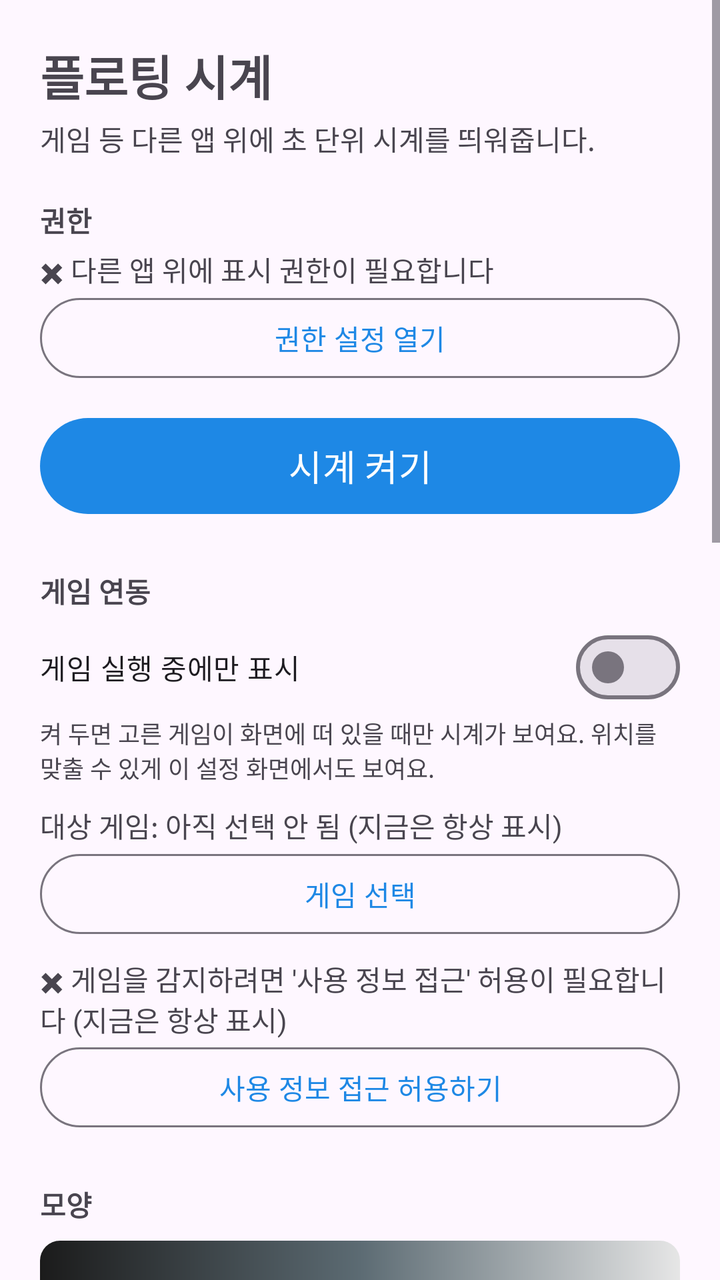
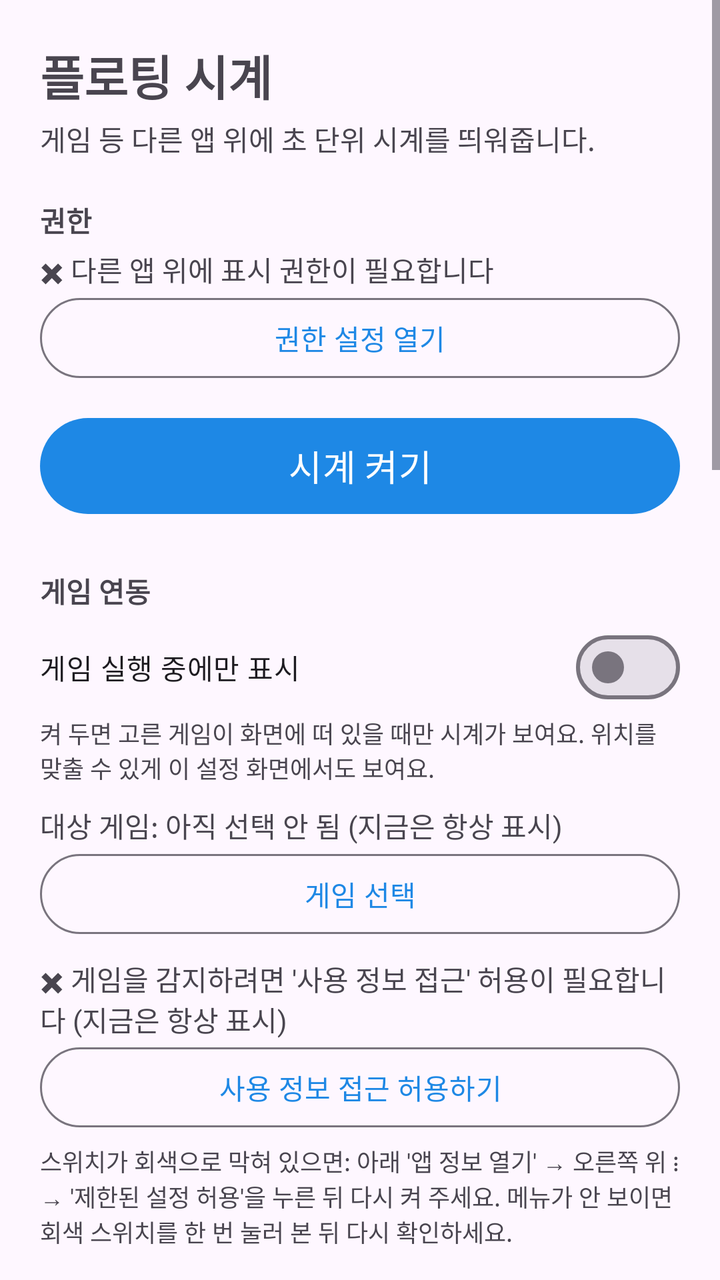

Screens rendered from an Android XML layout before and after an edit, with the pre-edit source and the edit as a unified diff.
<!-- AndroidManifest.xml: application theme Theme.FloatingClock -->
<!-- res/layout/activity_main.xml -->
<?xml version="1.0" encoding="utf-8"?>
<ScrollView xmlns:android="http://schemas.android.com/apk/res/android"
    android:layout_width="match_parent"
    android:layout_height="match_parent"
    android:fillViewport="true">

    <LinearLayout
        android:layout_width="match_parent"
        android:layout_height="wrap_content"
        android:orientation="vertical"
        android:padding="20dp">

        <TextView
            android:layout_width="match_parent"
            android:layout_height="wrap_content"
            android:text="@string/app_name"
            android:textSize="24sp"
            android:textStyle="bold" />

        <TextView
            android:layout_width="match_parent"
            android:layout_height="wrap_content"
            android:layout_marginTop="4dp"
            android:text="@string/app_desc"
            android:textSize="14sp" />

        
        <TextView
            android:layout_width="match_parent"
            android:layout_height="wrap_content"
            android:layout_marginTop="20dp"
            android:text="@string/section_perm"
            android:textStyle="bold" />

        <TextView
            android:id="@+id/perm_state"
            android:layout_width="match_parent"
            android:layout_height="wrap_content"
            android:layout_marginTop="4dp"
            android:text="@string/perm_missing" />

        <Button
            android:id="@+id/btn_perm"
            style="@style/Widget.Material3.Button.OutlinedButton"
            android:layout_width="match_parent"
            android:layout_height="wrap_content"
            android:text="@string/grant_perm" />

        
        <Button
            android:id="@+id/btn_toggle"
            android:layout_width="match_parent"
            android:layout_height="56dp"
            android:layout_marginTop="12dp"
            android:text="@string/start_clock"
            android:textSize="18sp" />

        
        <TextView
            android:layout_width="match_parent"
            android:layout_height="wrap_content"
            android:layout_marginTop="24dp"
            android:text="@string/section_game"
            android:textStyle="bold" />

        <com.google.android.material.materialswitch.MaterialSwitch
            android:id="@+id/sw_game_only"
            android:layout_width="match_parent"
            android:layout_height="wrap_content"
            android:layout_marginTop="4dp"
            android:text="@string/game_only" />

        <TextView
            android:layout_width="match_parent"
            android:layout_height="wrap_content"
            android:text="@string/game_only_hint"
            android:textSize="12sp" />

        <LinearLayout
            android:id="@+id/game_group"
            android:layout_width="match_parent"
            android:layout_height="wrap_content"
            android:orientation="vertical">

            <TextView
                android:id="@+id/game_target"
                android:layout_width="match_parent"
                android:layout_height="wrap_content"
                android:layout_marginTop="10dp"
                android:text="@string/game_target_none" />

            <Button
                android:id="@+id/btn_pick_game"
                style="@style/Widget.Material3.Button.OutlinedButton"
                android:layout_width="match_parent"
                android:layout_height="wrap_content"
                android:text="@string/pick_game" />

            <TextView
                android:id="@+id/usage_state"
                android:layout_width="match_parent"
                android:layout_height="wrap_content"
                android:layout_marginTop="8dp"
                android:text="@string/usage_missing" />

            <Button
                android:id="@+id/btn_usage_perm"
                style="@style/Widget.Material3.Button.OutlinedButton"
                android:layout_width="match_parent"
                android:layout_height="wrap_content"
                android:text="@string/grant_usage" />
        </LinearLayout>

        
        <TextView
            android:layout_width="match_parent"
            android:layout_height="wrap_content"
            android:layout_marginTop="24dp"
            android:text="@string/section_style"
            android:textStyle="bold" />

        <FrameLayout
            android:layout_width="match_parent"
            android:layout_height="80dp"
            android:layout_marginTop="8dp"
            android:background="@drawable/preview_bg"
            android:contentDescription="@string/preview">

            <TextView
                android:id="@+id/clock_preview"
                android:layout_width="wrap_content"
                android:layout_height="wrap_content"
                android:layout_gravity="center" />
        </FrameLayout>

        <TextView
            android:id="@+id/size_label"
            android:layout_width="match_parent"
            android:layout_height="wrap_content"
            android:layout_marginTop="12dp"
            android:text="@string/size_fmt" />

        <LinearLayout
            android:layout_width="match_parent"
            android:layout_height="wrap_content"
            android:gravity="center_vertical"
            android:orientation="horizontal">

            <Button
                android:id="@+id/btn_size_minus"
                style="@style/Widget.Material3.Button.TextButton"
                android:layout_width="48dp"
                android:layout_height="48dp"
                android:minWidth="0dp"
                android:padding="0dp"
                android:text="@string/minus"
                android:textSize="22sp" />

            <SeekBar
                android:id="@+id/seek_size"
                android:layout_width="0dp"
                android:layout_height="wrap_content"
                android:layout_weight="1" />

            <Button
                android:id="@+id/btn_size_plus"
                style="@style/Widget.Material3.Button.TextButton"
                android:layout_width="48dp"
                android:layout_height="48dp"
                android:minWidth="0dp"
                android:padding="0dp"
                android:text="@string/plus"
                android:textSize="22sp" />
        </LinearLayout>

        <TextView
            android:layout_width="match_parent"
            android:layout_height="wrap_content"
            android:layout_marginTop="8dp"
            android:text="@string/text_color" />

        
        <LinearLayout
            android:id="@+id/color_swatches"
            android:layout_width="match_parent"
            android:layout_height="wrap_content"
            android:orientation="vertical" />

        <TextView
            android:id="@+id/alpha_label"
            android:layout_width="match_parent"
            android:layout_height="wrap_content"
            android:layout_marginTop="8dp"
            android:text="@string/alpha_none" />

        <SeekBar
            android:id="@+id/seek_alpha"
            android:layout_width="match_parent"
            android:layout_height="wrap_content" />

        <com.google.android.material.materialswitch.MaterialSwitch
            android:id="@+id/sw_24h"
            android:layout_width="match_parent"
            android:layout_height="wrap_content"
            android:layout_marginTop="8dp"
            android:text="@string/use_24h" />

        <com.google.android.material.materialswitch.MaterialSwitch
            android:id="@+id/sw_date"
            android:layout_width="match_parent"
            android:layout_height="wrap_content"
            android:text="@string/show_date" />

        
        <TextView
            android:layout_width="match_parent"
            android:layout_height="wrap_content"
            android:layout_marginTop="24dp"
            android:text="@string/section_position"
            android:textStyle="bold" />

        <TextView
            android:layout_width="match_parent"
            android:layout_height="wrap_content"
            android:layout_marginTop="2dp"
            android:text="@string/position_hint"
            android:textSize="12sp" />

        <TextView
            android:id="@+id/pos_x_label"
            android:layout_width="match_parent"
            android:layout_height="wrap_content"
            android:layout_marginTop="8dp"
            android:text="@string/pos_x_fmt" />

        <SeekBar
            android:id="@+id/seek_pos_x"
            android:layout_width="match_parent"
            android:layout_height="wrap_content" />

        <TextView
            android:id="@+id/pos_y_label"
            android:layout_width="match_parent"
            android:layout_height="wrap_content"
            android:layout_marginTop="8dp"
            android:text="@string/pos_y_fmt" />

        <SeekBar
            android:id="@+id/seek_pos_y"
            android:layout_width="match_parent"
            android:layout_height="wrap_content" />

        <com.google.android.material.materialswitch.MaterialSwitch
            android:id="@+id/sw_lock"
            android:layout_width="match_parent"
            android:layout_height="wrap_content"
            android:text="@string/lock_position" />

        <Button
            android:id="@+id/btn_reset_pos"
            style="@style/Widget.Material3.Button.TextButton"
            android:layout_width="match_parent"
            android:layout_height="wrap_content"
            android:text="@string/reset_position" />

        <TextView
            android:layout_width="match_parent"
            android:layout_height="wrap_content"
            android:layout_marginTop="16dp"
            android:text="@string/tip"
            android:textSize="13sp" />

        
        <TextView
            android:layout_width="match_parent"
            android:layout_height="wrap_content"
            android:layout_marginTop="24dp"
            android:text="@string/section_update"
            android:textStyle="bold" />

        <TextView
            android:id="@+id/version_label"
            android:layout_width="match_parent"
            android:layout_height="wrap_content"
            android:layout_marginTop="4dp"
            android:text="@string/version_fmt" />

        <TextView
            android:id="@+id/update_state"
            android:layout_width="match_parent"
            android:layout_height="wrap_content"
            android:textSize="13sp" />

        <Button
            android:id="@+id/btn_update"
            style="@style/Widget.Material3.Button.OutlinedButton"
            android:layout_width="match_parent"
            android:layout_height="wrap_content"
            android:text="@string/check_update" />

        
        <TextView
            android:layout_width="match_parent"
            android:layout_height="wrap_content"
            android:layout_marginTop="24dp"
            android:layout_marginBottom="8dp"
            android:gravity="center"
            android:text="@string/credits"
            android:textSize="13sp" />
    </LinearLayout>
</ScrollView>
<!-- resources referenced by this layout -->
<resources>
  <!-- drawable preview_bg (drawable) -->
  <?xml version="1.0" encoding="utf-8"?>
  <shape xmlns:android="http://schemas.android.com/apk/res/android" android:shape="rectangle">
      <gradient
          android:angle="0"
          android:startColor="#1B1B1B"
          android:centerColor="#5C6B73"
          android:endColor="#E6E6E6" />
      <corners android:radius="10dp" />
  </shape>
  <string name="alpha_none">배경 없음 (글자만 표시)</string>
  <string name="app_desc">게임 등 다른 앱 위에 초 단위 시계를 띄워줍니다.</string>
  <string name="app_name">플로팅 시계</string>
  <string name="check_update">업데이트 확인</string>
  <string name="credits">제작: 퓨앙 (Sapphire)</string>
  <string name="game_only">게임 실행 중에만 표시</string>
  <string name="game_only_hint">켜 두면 고른 게임이 화면에 떠 있을 때만 시계가 보여요. 위치를 맞출 수 있게 이 설정 화면에서도 보여요.</string>
  <string name="game_target_none">대상 게임: 아직 선택 안 됨 (지금은 항상 표시)</string>
  <string name="grant_perm">권한 설정 열기</string>
  <string name="grant_usage">사용 정보 접근 허용하기</string>
  <string name="lock_position">위치 고정 (드래그 잠금)</string>
  <string name="minus">−</string>
  <string name="perm_missing">✖ 다른 앱 위에 표시 권한이 필요합니다</string>
  <string name="pick_game">게임 선택</string>
  <string name="plus">+</string>
  <string name="pos_x_fmt">가로 (가운데 기준): %1$d</string>
  <string name="pos_y_fmt">위에서부터: %1$d</string>
  <string name="position_hint">시계를 직접 끌어도 되고, 상태바에 가려 안 잡히면 여기서 옮기세요.</string>
  <string name="preview">미리보기</string>
  <string name="reset_position">위치 초기화 (상태바 바로 아래 가운데)</string>
  <string name="section_game">게임 연동</string>
  <string name="section_perm">권한</string>
  <string name="section_position">위치</string>
  <string name="section_style">모양</string>
  <string name="section_update">업데이트</string>
  <string name="show_date">날짜도 표시 (월/일 요일)</string>
  <string name="size_fmt">글자 크기: %1$d</string>
  <string name="start_clock">시계 켜기</string>
  <string name="text_color">글자 색</string>
  <string name="tip">팁: 게임 중에 터치가 시계에 막히면 \'위치 고정\'을 켜 두세요. 시계가 안 보이면 설정 → 앱 → 플로팅 시계 → 배터리를 \'제한 없음\'으로 바꿔 주세요.</string>
  <string name="usage_missing">✖ 게임을 감지하려면 \'사용 정보 접근\' 허용이 필요합니다 (지금은 항상 표시)</string>
  <string name="use_24h">24시간제</string>
  <string name="version_fmt">현재 버전: v%1$s</string>
  <style name="Theme.FloatingClock" parent="Theme.Material3.DayNight.NoActionBar">
          <item name="colorPrimary">#1E88E5</item>
          <item name="colorOnPrimary">#FFFFFF</item>
      </style>
</resources>

<!-- the commit's change to res/layout/activity_main.xml (unified diff, before → after) -->
@@ -109,7 +109,44 @@
                 android:layout_width="match_parent"
                 android:layout_height="wrap_content"
                 android:text="@string/grant_usage" />
+
+            <TextView
+                android:id="@+id/usage_restricted_hint"
+                android:layout_width="match_parent"
+                android:layout_height="wrap_content"
+                android:layout_marginTop="4dp"
+                android:text="@string/usage_restricted_hint"
+                android:textSize="12sp" />
+
+            <Button
+                android:id="@+id/btn_app_info"
+                style="@style/Widget.Material3.Button.TextButton"
+                android:layout_width="match_parent"
+                android:layout_height="wrap_content"
+                android:text="@string/open_app_info" />
         </LinearLayout>
+
+        
+        <TextView
+            android:layout_width="match_parent"
+            android:layout_height="wrap_content"
+            android:layout_marginTop="24dp"
+            android:text="@string/section_watch"
+            android:textStyle="bold" />
+
+        <TextView
+            android:layout_width="match_parent"
+            android:layout_height="wrap_content"
+            android:layout_marginTop="2dp"
+            android:text="@string/watch_entry_desc"
+            android:textSize="12sp" />
+
+        <Button
+            android:id="@+id/btn_open_watch"
+            style="@style/Widget.Material3.Button.OutlinedButton"
+            android:layout_width="match_parent"
+            android:layout_height="wrap_content"
+            android:text="@string/open_watch" />
 
         
         <TextView
<!-- resource entries referenced after the edit -->
@@ -22,6 +22,8 @@
   <string name="grant_usage">사용 정보 접근 허용하기</string>
   <string name="lock_position">위치 고정 (드래그 잠금)</string>
   <string name="minus">−</string>
+  <string name="open_app_info">앱 정보 열기</string>
+  <string name="open_watch">화면 인식 설정 열기</string>
   <string name="perm_missing">✖ 다른 앱 위에 표시 권한이 필요합니다</string>
   <string name="pick_game">게임 선택</string>
   <string name="plus">+</string>
@@ -35,14 +37,17 @@
   <string name="section_position">위치</string>
   <string name="section_style">모양</string>
   <string name="section_update">업데이트</string>
+  <string name="section_watch">화면 인식 (실험)</string>
   <string name="show_date">날짜도 표시 (월/일 요일)</string>
   <string name="size_fmt">글자 크기: %1$d</string>
   <string name="start_clock">시계 켜기</string>
   <string name="text_color">글자 색</string>
   <string name="tip">팁: 게임 중에 터치가 시계에 막히면 \'위치 고정\'을 켜 두세요. 시계가 안 보이면 설정 → 앱 → 플로팅 시계 → 배터리를 \'제한 없음\'으로 바꿔 주세요.</string>
   <string name="usage_missing">✖ 게임을 감지하려면 \'사용 정보 접근\' 허용이 필요합니다 (지금은 항상 표시)</string>
+  <string name="usage_restricted_hint">스위치가 회색으로 막혀 있으면: 아래 \'앱 정보 열기\' → 오른쪽 위 ⋮ → \'제한된 설정 허용\'을 누른 뒤 다시 켜 주세요. 메뉴가 안 보이면 회색 스위치를 한 번 눌러 본 뒤 다시 확인하세요.</string>
   <string name="use_24h">24시간제</string>
   <string name="version_fmt">현재 버전: v%1$s</string>
+  <string name="watch_entry_desc">게임 화면의 정한 부분이 나타나거나 바뀌면 그 옆에 화살표와 알림을 띄워요.</string>
   <style name="Theme.FloatingClock" parent="Theme.Material3.DayNight.NoActionBar">
           <item name="colorPrimary">#1E88E5</item>
           <item name="colorOnPrimary">#FFFFFF</item>
